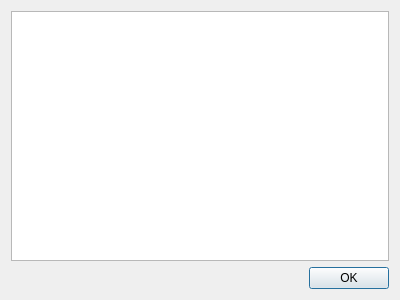
KDE/marble, file src/lib/MapThemeDownloadDialog.ui: the form before one commit.
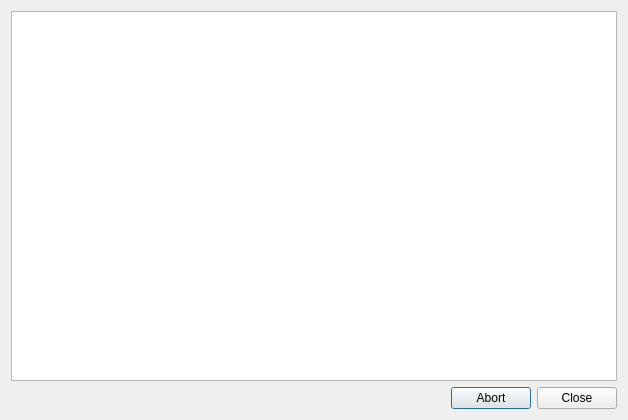
The form after the commit.

Commit message: Finish display, actions, progress report.

What changed in the file:
```diff
--- a/src/lib/MapThemeDownloadDialog.ui
+++ b/src/lib/MapThemeDownloadDialog.ui
@@ -6,8 +6,8 @@
    <rect>
     <x>0</x>
     <y>0</y>
-    <width>400</width>
-    <height>300</height>
+    <width>628</width>
+    <height>420</height>
    </rect>
   </property>
   <property name="windowTitle">
@@ -23,7 +23,7 @@
       <enum>Qt::Horizontal</enum>
      </property>
      <property name="standardButtons">
-      <set>QDialogButtonBox::Ok</set>
+      <set>QDialogButtonBox::Abort|QDialogButtonBox::Close</set>
      </property>
     </widget>
    </item>
```
Left out of the diff: 2 changed lines with no effect on the pictures. The commit also changes 2 other files.
